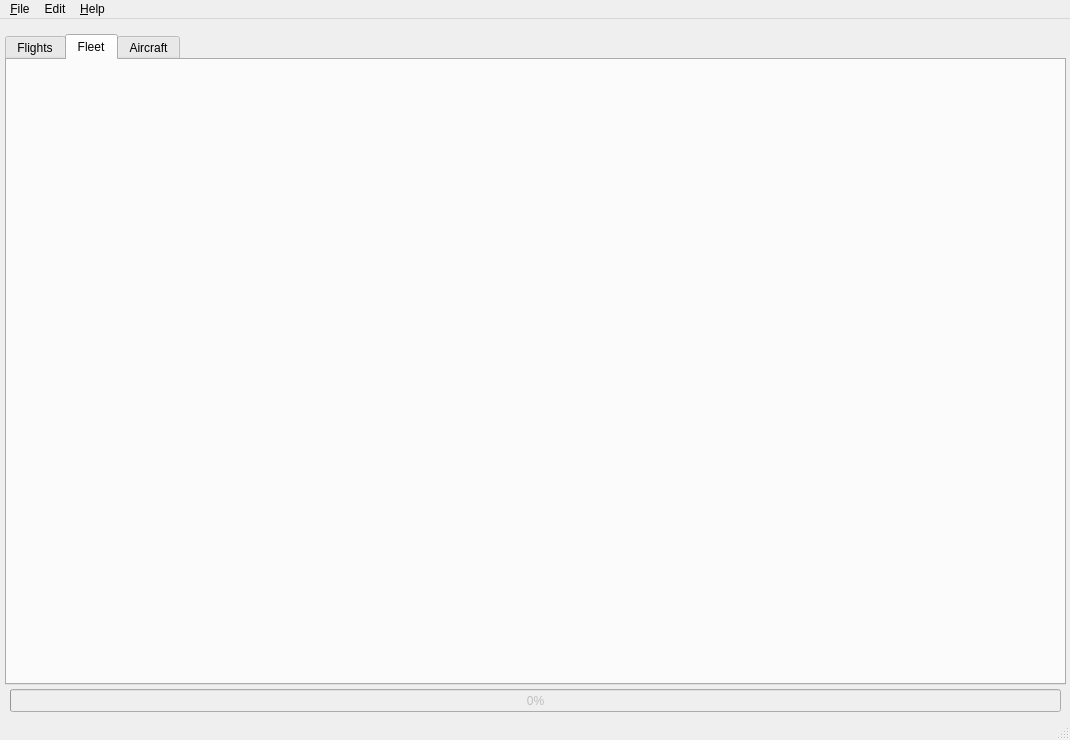
Above: ScheduleUi/MainWindow.ui from kantooon/ScheduleViewer before the change. Below: the same form after it.
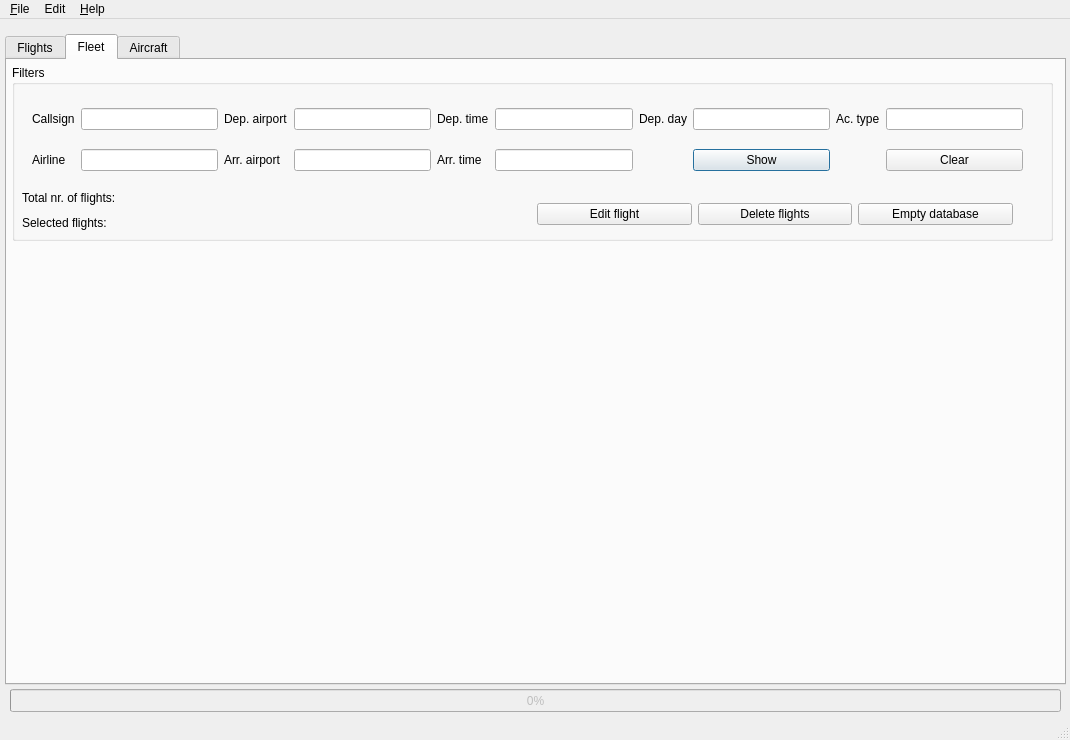
That is the form after the change. The open tabs and pages were chosen to show the change. Icons and pictures are not drawn.

Commit message: prepare fleet integration

The edit to the form file:
```diff
--- a/ScheduleUi/MainWindow.ui
+++ b/ScheduleUi/MainWindow.ui
@@ -365,6 +365,236 @@
      <attribute name="title">
       <string>Fleet</string>
      </attribute>
+     <widget class="QGroupBox" name="groupBox_2">
+      <property name="geometry">
+       <rect>
+        <x>5</x>
+        <y>5</y>
+        <width>1041</width>
+        <height>176</height>
+       </rect>
+      </property>
+      <property name="title">
+       <string>Filters</string>
+      </property>
+      <widget class="QWidget" name="gridLayoutWidget_2">
+       <property name="geometry">
+        <rect>
+         <x>20</x>
+         <y>30</y>
+         <width>991</width>
+         <height>91</height>
+        </rect>
+       </property>
+       <layout class="QGridLayout" name="gridLayout_2">
+        <item row="0" column="1">
+         <widget class="QLineEdit" name="callsignEdit_fleet"/>
+        </item>
+        <item row="0" column="0">
+         <widget class="QLabel" name="label_11">
+          <property name="text">
+           <string>Callsign</string>
+          </property>
+         </widget>
+        </item>
+        <item row="0" column="6">
+         <widget class="QLabel" name="label_14">
+          <property name="text">
+           <string>Dep. day</string>
+          </property>
+         </widget>
+        </item>
+        <item row="0" column="8">
+         <widget class="QLabel" name="label_15">
+          <property name="text">
+           <string>Ac. type</string>
+          </property>
+         </widget>
+        </item>
+        <item row="0" column="9">
+         <widget class="QLineEdit" name="acTypeEdit_fleet"/>
+        </item>
+        <item row="1" column="0">
+         <widget class="QLabel" name="label_18">
+          <property name="text">
+           <string>Airline</string>
+          </property>
+         </widget>
+        </item>
+        <item row="1" column="1">
+         <widget class="QLineEdit" name="airlineEdit_fleet"/>
+        </item>
+        <item row="1" column="7">
+         <widget class="QPushButton" name="showButton_2">
+          <property name="text">
+           <string>Show</string>
+          </property>
+          <property name="icon">
+           <iconset resource="../resources.qrc">
+            <normaloff>:/icons/icons/dialog-ok-apply.png</normaloff>:/icons/icons/dialog-ok-apply.png</iconset>
+          </property>
+          <property name="autoDefault">
+           <bool>false</bool>
+          </property>
+          <property name="default">
+           <bool>true</bool>
+          </property>
+         </widget>
+        </item>
+        <item row="1" column="9">
+         <widget class="QPushButton" name="clearButton_fleet">
+          <property name="text">
+           <string>Clear</string>
+          </property>
+          <property name="icon">
+           <iconset resource="../resources.qrc">
+            <normaloff>:/icons/icons/user-busy.png</normaloff>:/icons/icons/user-busy.png</iconset>
+          </property>
+         </widget>
+        </item>
+        <item row="1" column="5">
+         <widget class="QLineEdit" name="arrTimeEdit_fleet"/>
+        </item>
+        <item row="1" column="4">
+         <widget class="QLabel" name="label_16">
+          <property name="text">
+           <string>Arr. time</string>
+          </property>
+         </widget>
+        </item>
+        <item row="1" column="2">
+         <widget class="QLabel" name="label_17">
+          <property name="text">
+           <string>Arr. airport</string>
+          </property>
+         </widget>
+        </item>
+        <item row="0" column="4">
+         <widget class="QLabel" name="label_13">
+          <property name="text">
+           <string>Dep. time</string>
+          </property>
+         </widget>
+        </item>
+        <item row="0" column="2">
+         <widget class="QLabel" name="label_12">
+          <property name="text">
+           <string>Dep. airport</string>
+          </property>
+         </widget>
+        </item>
+        <item row="1" column="3">
+         <widget class="QLineEdit" name="arrAirportEdit_fleet"/>
+        </item>
+        <item row="0" column="3">
+         <widget class="QLineEdit" name="depAirportEdit_fleet"/>
+        </item>
+        <item row="0" column="5">
+         <widget class="QLineEdit" name="depTimeEdit_fleet"/>
+        </item>
+        <item row="0" column="7">
+         <widget class="QLineEdit" name="depDayEdit_fleet"/>
+        </item>
+       </layout>
+      </widget>
+      <widget class="QWidget" name="verticalLayoutWidget_2">
+       <property name="geometry">
+        <rect>
+         <x>525</x>
+         <y>126</y>
+         <width>476</width>
+         <height>46</height>
+        </rect>
+       </property>
+       <layout class="QHBoxLayout" name="horizontalLayout_2">
+        <item>
+         <widget class="QPushButton" name="editFleetButton">
+          <property name="text">
+           <string>Edit flight</string>
+          </property>
+          <property name="icon">
+           <iconset resource="../resources.qrc">
+            <normaloff>:/icons/icons/document-edit.png</normaloff>:/icons/icons/document-edit.png</iconset>
+          </property>
+         </widget>
+        </item>
+        <item>
+         <widget class="QPushButton" name="deleteFleetButton">
+          <property name="text">
+           <string>Delete flights</string>
+          </property>
+          <property name="icon">
+           <iconset resource="../resources.qrc">
+            <normaloff>:/icons/icons/application-exit.png</normaloff>:/icons/icons/application-exit.png</iconset>
+          </property>
+         </widget>
+        </item>
+        <item>
+         <widget class="QPushButton" name="truncateFleetButton">
+          <property name="text">
+           <string>Empty database</string>
+          </property>
+          <property name="icon">
+           <iconset resource="../resources.qrc">
+            <normaloff>:/icons/icons/system-reboot.png</normaloff>:/icons/icons/system-reboot.png</iconset>
+          </property>
+         </widget>
+        </item>
+       </layout>
+      </widget>
+      <widget class="QLabel" name="label_19">
+       <property name="geometry">
+        <rect>
+         <x>10</x>
+         <y>125</y>
+         <width>116</width>
+         <height>16</height>
+        </rect>
+       </property>
+       <property name="text">
+        <string>Total nr. of flights:</string>
+       </property>
+      </widget>
+      <widget class="QLabel" name="label_20">
+       <property name="geometry">
+        <rect>
+         <x>10</x>
+         <y>150</y>
+         <width>106</width>
+         <height>16</height>
+        </rect>
+       </property>
+       <property name="text">
+        <string>Selected flights:</string>
+       </property>
+      </widget>
+      <widget class="QLabel" name="labelTotalFleet">
+       <property name="geometry">
+        <rect>
+         <x>140</x>
+         <y>125</y>
+         <width>56</width>
+         <height>15</height>
+        </rect>
+       </property>
+       <property name="text">
+        <string/>
+       </property>
+      </widget>
+      <widget class="QLabel" name="labelSelectedFleet">
+       <property name="geometry">
+        <rect>
+         <x>140</x>
+         <y>150</y>
+         <width>66</width>
+         <height>16</height>
+        </rect>
+       </property>
+       <property name="text">
+        <string/>
+       </property>
+      </widget>
+     </widget>
     </widget>
     <widget class="QWidget" name="aircraftTab">
      <attribute name="title">
```
Left out of the diff: 4 changed lines with no effect on the pictures. The commit also changes 5 other files.
